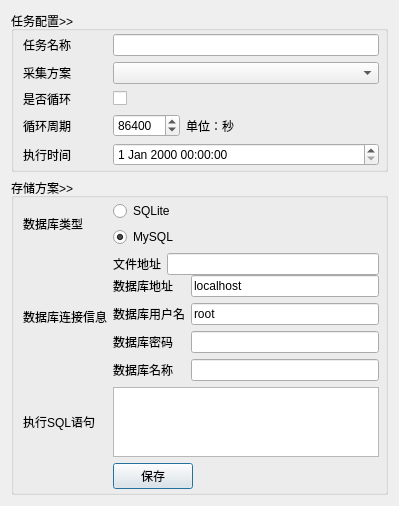
Above: UI/Task.ui from leaboy/pycollect before the change. Below: the same form after it.
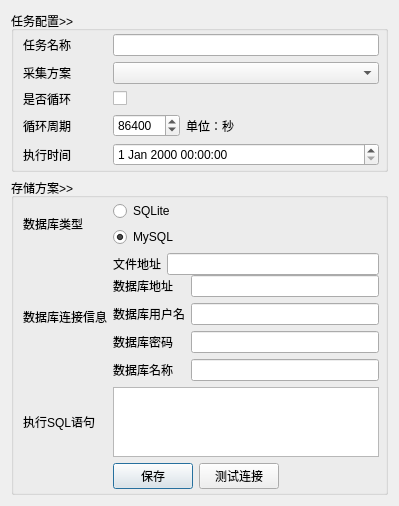
That is the form after the change.

Commit message: Task add database config

```diff
--- a/UI/Task.ui
+++ b/UI/Task.ui
@@ -164,7 +164,7 @@
           </property>
          </widget>
         </item>
-        <item row="2" column="1">
+        <item row="2" column="1" colspan="3">
          <widget class="QPlainTextEdit" name="plainTextEdit">
           <property name="sizePolicy">
            <sizepolicy hsizetype="Expanding" vsizetype="Expanding">
@@ -181,7 +181,7 @@
           </property>
          </widget>
         </item>
-        <item row="1" column="1">
+        <item row="1" column="1" colspan="3">
          <layout class="QVBoxLayout" name="verticalLayout_2">
           <property name="spacing">
            <number>0</number>
@@ -225,11 +225,7 @@
               </widget>
              </item>
              <item row="0" column="1">
-              <widget class="QLineEdit" name="mysql_dbhost">
-               <property name="text">
-                <string>localhost</string>
-               </property>
-              </widget>
+              <widget class="QLineEdit" name="mysql_dbhost"/>
              </item>
              <item row="1" column="0">
               <widget class="QLabel" name="label_11">
@@ -253,11 +249,7 @@
               </widget>
              </item>
              <item row="1" column="1">
-              <widget class="QLineEdit" name="mysql_dbuser">
-               <property name="text">
-                <string>root</string>
-               </property>
-              </widget>
+              <widget class="QLineEdit" name="mysql_dbuser"/>
              </item>
              <item row="2" column="1">
               <widget class="QLineEdit" name="mysql_dbpw">
@@ -281,7 +273,7 @@
           </property>
          </widget>
         </item>
-        <item row="0" column="1">
+        <item row="0" column="1" colspan="3">
          <layout class="QVBoxLayout" name="verticalLayout_3">
           <item>
            <widget class="QRadioButton" name="dbtype_sqlite">
@@ -309,6 +301,32 @@
           </property>
          </widget>
         </item>
+        <item row="3" column="2">
+         <widget class="QPushButton" name="connTest">
+          <property name="sizePolicy">
+           <sizepolicy hsizetype="Fixed" vsizetype="Fixed">
+            <horstretch>0</horstretch>
+            <verstretch>0</verstretch>
+           </sizepolicy>
+          </property>
+          <property name="text">
+           <string>测试连接</string>
+          </property>
+         </widget>
+        </item>
+        <item row="3" column="3">
+         <spacer name="horizontalSpacer">
+          <property name="orientation">
+           <enum>Qt::Horizontal</enum>
+          </property>
+          <property name="sizeHint" stdset="0">
+           <size>
+            <width>40</width>
+            <height>20</height>
+           </size>
+          </property>
+         </spacer>
+        </item>
        </layout>
       </item>
      </layout>
```
The commit also changes 4 other files.
